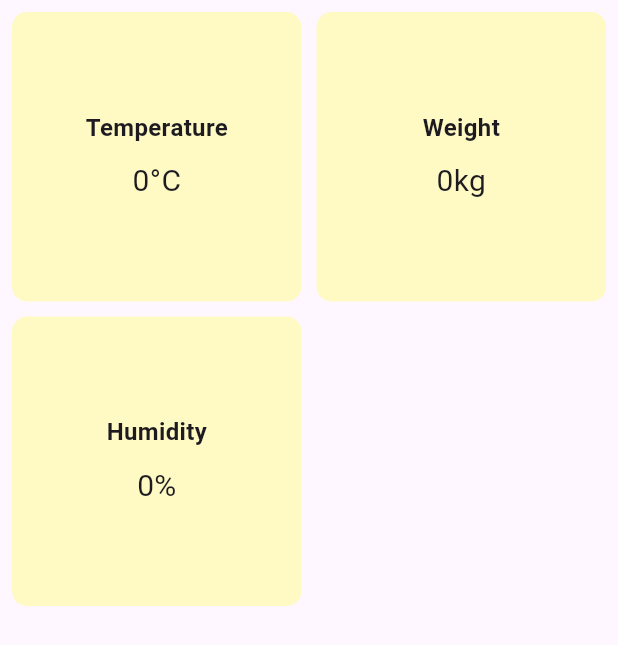
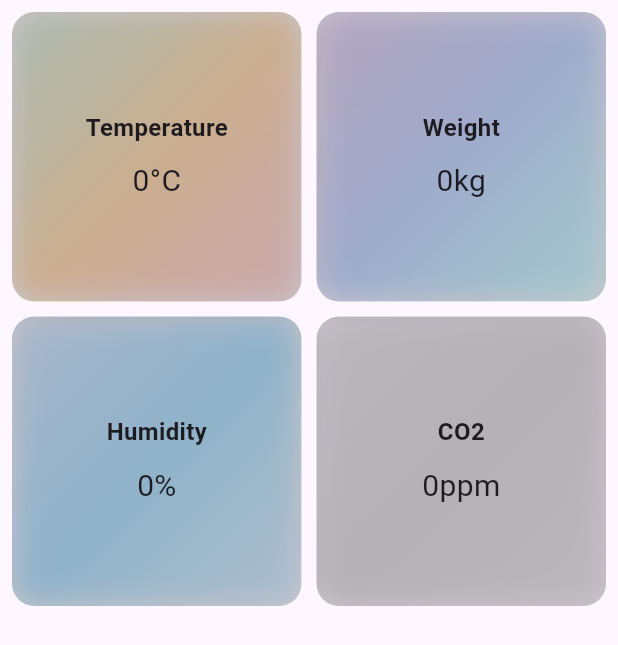
Before and after one commit to buungoo/Beehive-interface, a Flutter app: the DetailGrid widget shown alone on an empty page, opened directly, on a phone screen of 412 x 824 dp. Shown: the top 645 px of the screen. Run offline on Flutter 3.47's test engine with Material 3 defaults, Android fonts, the phone set to English and light mode, and no system bars; our stand-ins replace go_router.

Commit message:
Added grid like system for features in a beehive. also implemented helpers to make sure the color matches the devices theme

```diff
--- a/lib/models/beehive_data.dart
+++ b/lib/models/beehive_data.dart
@@ -2,9 +2,12 @@ class BeehiveData {
   final int temperature;
   final int weight;
   final int humidity;
+  final int ppm;
+  final int test = 10;
 
   BeehiveData(
       {required this.temperature,
       required this.weight,
-      required this.humidity});
+      required this.humidity,
+      required this.ppm});
 }
--- a/lib/providers/beehive_data_provider.dart
+++ b/lib/providers/beehive_data_provider.dart
@@ -9,9 +9,16 @@ class BeehiveDataProvider {
     int temp = 35; // Initial temperature in °C
     int weight = 50; // Initial hive weight in kg
     int humidity = 60; // Initial humidity percentage
+    int ppm = 416; // Initial CO2 concentration in ppm
+
+    bool init = false;
 
     while (true) {
-      await Future.delayed(Duration(seconds: 2));
+      if (init) {
+        await Future.delayed(Duration(seconds: 2));
+      } else {
+        init = true;
+      }
       // Simulate small fluctuations in temperature (±0.5°C)
       temp += random.nextInt(3) - 1;
 
@@ -21,12 +28,17 @@ class BeehiveDataProvider {
       // Simulate humidity change (±2%)
       humidity += random.nextInt(5) - 2;
 
+      // Simulate CO2 concentration change (±5 ppm)
+      ppm += random.nextInt(2) - 1;
+
       // Ensure realistic bounds
-      temp = temp.clamp(30, 40); // Keep within realistic hive temperature range
-      weight = weight.clamp(45, 60); // Hive weight fluctuation range
-      humidity = humidity.clamp(50, 80); // Humidity percentage range
+      //temp = temp.clamp(30, 40); // Keep within realistic hive temperature range
+      //weight = weight.clamp(45, 60); // Hive weight fluctuation range
+      //humidity = humidity.clamp(50, 80); // Humidity percentage range
+      //ppm = ppm.clamp(400, 450); // CO2 concentration range
 
-      yield BeehiveData(temperature: temp, weight: weight, humidity: humidity);
+      yield BeehiveData(
+          temperature: temp, weight: weight, humidity: humidity, ppm: ppm);
     }
   }
 }
--- a/lib/services/BeehiveApiService.dart
+++ b/lib/services/BeehiveApiService.dart
@@ -8,7 +8,7 @@ class BeehiveApi {
    */
   Future<List<Beehive>> GetHives() {
     return Future.delayed(
-        const Duration(seconds: 10),
+        const Duration(seconds: 2),
         () => [
               Beehive(id: "1", name: "Beehive 1"),
               Beehive(id: "2", name: "Beehive 2"),
--- a/lib/views/beehive_detail_page.dart
+++ b/lib/views/beehive_detail_page.dart
@@ -25,7 +25,14 @@ class BeehiveDetailPage extends StatelessWidget {
       child: SharedScaffold(
         context: context,
         appBar: getNavigationBar(context: context, title: beehive.name),
-        body: DetailGrid(),
+        body: Column(
+          children: [
+            Expanded(
+              child: DetailGrid(),
+            ),
+            // Add more children here if needed
+          ],
+        ),
       ),
     );
   }
--- a/lib/widgets/BeeDetailView/detailgrid.dart
+++ b/lib/widgets/BeeDetailView/detailgrid.dart
@@ -4,6 +4,7 @@ import 'package:provider/provider.dart';
 import 'package:beehive/models/beehive_data.dart';
 import 'package:beehive/widgets/shared.dart';
 import 'package:beehive/utils/helpers.dart';
+import 'dart:ui';
 
 class DetailGrid extends StatelessWidget {
   @override
@@ -23,27 +24,72 @@ class DetailGrid extends StatelessWidget {
               mainAxisSpacing: 10.0,
               childAspectRatio: 1,
             ),
-            itemCount: 3, // Example grid size
+            itemCount: 4, // Example grid size
             itemBuilder: (context, index) {
               switch (index) {
                 case 0:
-                  return DataBox(
+                  return FrostedGlassBox(
+                    title: 'Temperature',
+                    value: "${beehiveData.temperature}°C",
+                    colors: [
+                      Colors.green.withOpacity(0.2),
+                      Colors.orange.withOpacity(0.3),
+                      Colors.red.withOpacity(0.2),
+                    ],
+                  );
+                case 1:
+                  return FrostedGlassBox(
+                    title: 'Weight',
+                    value: "${beehiveData.weight}kg",
+                    colors: [
+                      Colors.deepPurple.withOpacity(0.2),
+                      Colors.blueAccent.withOpacity(0.3),
+                      Colors.cyanAccent.withOpacity(0.2),
+                    ],
+                  );
+                case 2:
+                  return FrostedGlassBox(
+                    title: 'Humidity',
+                    value: "${beehiveData.humidity}%",
+                    colors: [
+                      Colors.blue.withOpacity(0.2),
+                      Colors.lightBlue.withOpacity(0.3),
+                      Colors.lightBlueAccent.withOpacity(0.2),
+                    ],
+                  );
+                case 3:
+                  return FrostedGlassBox(
+                    title: 'CO2',
+                    value: "${beehiveData.ppm}ppm",
+                    colors: [
+                      Colors.grey.withOpacity(0.2),
+                      Colors.grey.withOpacity(0.3),
+                      Colors.grey.withOpacity(0.2),
+                    ],
+                  );
+                default:
+                  return FrostedGlassBox(title: 'null', value: 'null');
+              }
+
+              /*switch (index) {
+                case 0:
+                  return FrostedDataBox(
                     title: "Temperature",
                     value: "${beehiveData.temperature}°C",
                   );
                 case 1:
-                  return DataBox(
+                  return FrostedDataBox(
                     title: "Weight",
                     value: "${beehiveData.weight}kg",
                   );
                 case 2:
-                  return DataBox(
+                  return FrostedDataBox(
                     title: "Humidity",
                     value: "${beehiveData.humidity}%",
                   );
                 default:
-                  return DataBox(title: "null", value: "null");
-              }
+                  return FrostedDataBox(title: "null", value: "null");
+              }*/
             },
           ),
         );
@@ -52,11 +98,11 @@ class DetailGrid extends StatelessWidget {
   }
 }
 
-class DataBox extends StatelessWidget {
+class _DataBox extends StatelessWidget {
   final String title;
   final String value;
 
-  DataBox({required this.title, required this.value});
+  _DataBox({required this.title, required this.value});
 
   @override
   Widget build(BuildContext context) {
@@ -90,3 +136,58 @@ class DataBox extends StatelessWidget {
     );
   }
 }
+
+class FrostedGlassBox extends StatelessWidget {
+  String title;
+  String value;
+  final List<Color> colors;
+
+  FrostedGlassBox(
+      {required this.title,
+      required this.value,
+      this.colors = const [Colors.white30]});
+
+  @override
+  Widget build(BuildContext context) {
+    return Container(
+      width: 300,
+      height: 200,
+      decoration: BoxDecoration(
+        gradient: LinearGradient(
+          colors: colors,
+          begin: Alignment.topLeft,
+          end: Alignment.bottomRight,
+        ),
+        borderRadius: BorderRadius.circular(15),
+      ),
+      child: ClipRRect(
+        borderRadius: BorderRadius.circular(15),
+        child: BackdropFilter(
+          filter: ImageFilter.blur(sigmaX: 10.0, sigmaY: 10.0),
+          child: Container(
+              color: Colors.black.withOpacity(0.2),
+              alignment: Alignment.center,
+              child: Column(
+                mainAxisAlignment: MainAxisAlignment.center,
+                children: [
+                  Text(
+                    title,
+                    style: TextStyle(
+                      fontSize: 16.0,
+                      fontWeight: FontWeight.bold,
+                    ),
+                  ),
+                  SizedBox(height: 10.0),
+                  Text(
+                    value,
+                    style: TextStyle(
+                      fontSize: 20.0,
+                    ),
+                  ),
+                ],
+              )),
+        ),
+      ),
+    );
+  }
+}
```
